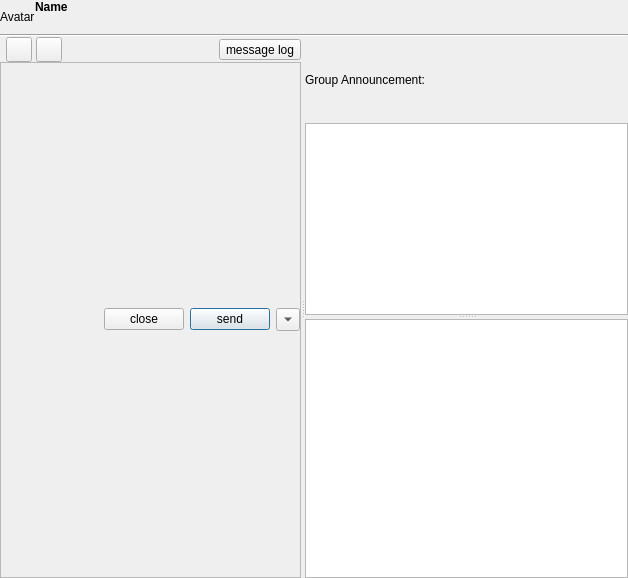
This is src/ui/groupchatdlg.ui in zhanlangsir/Qtqq as Qt 5 draws it before an edit. The edited form follows.
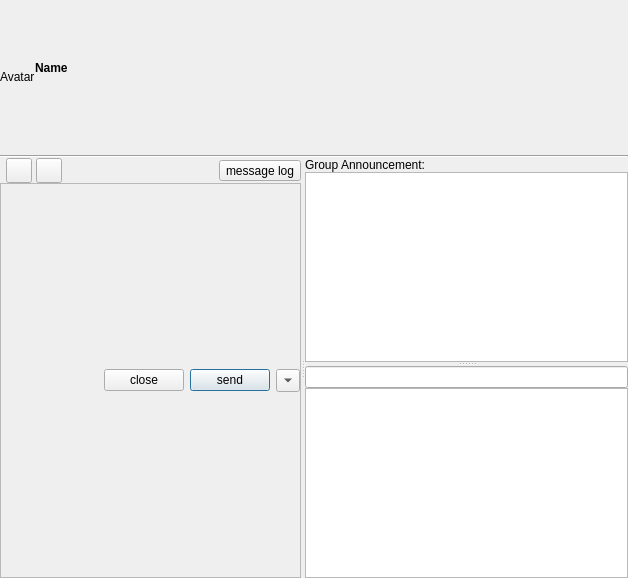
This is the edited form.

Patch:
```diff
--- a/src/ui/groupchatdlg.ui
+++ b/src/ui/groupchatdlg.ui
@@ -39,6 +39,9 @@
      </property>
      <item>
       <layout class="QHBoxLayout" name="horizontalLayout">
+       <property name="sizeConstraint">
+        <enum>QLayout::SetMinimumSize</enum>
+       </property>
        <item>
         <widget class="QLabel" name="lbl_avatar_">
          <property name="sizePolicy">
@@ -104,15 +107,6 @@
    </item>
    <item>
     <widget class="QSplitter" name="splitter_main">
-     <property name="sizePolicy">
-      <sizepolicy hsizetype="Expanding" vsizetype="Expanding">
-       <horstretch>0</horstretch>
-       <verstretch>0</verstretch>
-      </sizepolicy>
-     </property>
-     <property name="styleSheet">
-      <string notr="true"/>
-     </property>
      <property name="orientation">
       <enum>Qt::Horizontal</enum>
      </property>
@@ -268,18 +262,6 @@
       </widget>
      </widget>
      <widget class="QSplitter" name="splitter_right">
-      <property name="sizePolicy">
-       <sizepolicy hsizetype="Minimum" vsizetype="Expanding">
-        <horstretch>0</horstretch>
-        <verstretch>0</verstretch>
-       </sizepolicy>
-      </property>
-      <property name="minimumSize">
-       <size>
-        <width>170</width>
-        <height>0</height>
-       </size>
-      </property>
       <property name="orientation">
        <enum>Qt::Vertical</enum>
       </property>
@@ -301,7 +283,7 @@
         <item>
          <widget class="QPlainTextEdit" name="announcement">
           <property name="sizePolicy">
-           <sizepolicy hsizetype="Expanding" vsizetype="Preferred">
+           <sizepolicy hsizetype="Expanding" vsizetype="Expanding">
             <horstretch>0</horstretch>
             <verstretch>0</verstretch>
            </sizepolicy>
@@ -319,7 +301,23 @@
         </item>
        </layout>
       </widget>
-      <widget class="QListView" name="lv_members_">
+      <widget class="QWidget" name="layoutWidget">
+       <layout class="QVBoxLayout" name="group_member_layout">
+        <property name="spacing">
+         <number>0</number>
+        </property>
+        <item>
+         <widget class="QLineEdit" name="member_searcher">
+          <property name="sizePolicy">
+           <sizepolicy hsizetype="Expanding" vsizetype="Minimum">
+            <horstretch>0</horstretch>
+            <verstretch>0</verstretch>
+           </sizepolicy>
+          </property>
+         </widget>
+        </item>
+        <item>
+         <widget class="QTreeView" name="member_view">
        <property name="minimumSize">
         <size>
          <width>160</width>
@@ -332,6 +330,12 @@
          <height>30</height>
         </size>
        </property>
+          <property name="headerHidden">
+           <bool>true</bool>
+          </property>
+         </widget>
+        </item>
+       </layout>
       </widget>
      </widget>
     </widget>
```
Left out of the diff: 4 changed lines with no effect on the pictures. Lines whose indentation alone changed are shown as unchanged.
